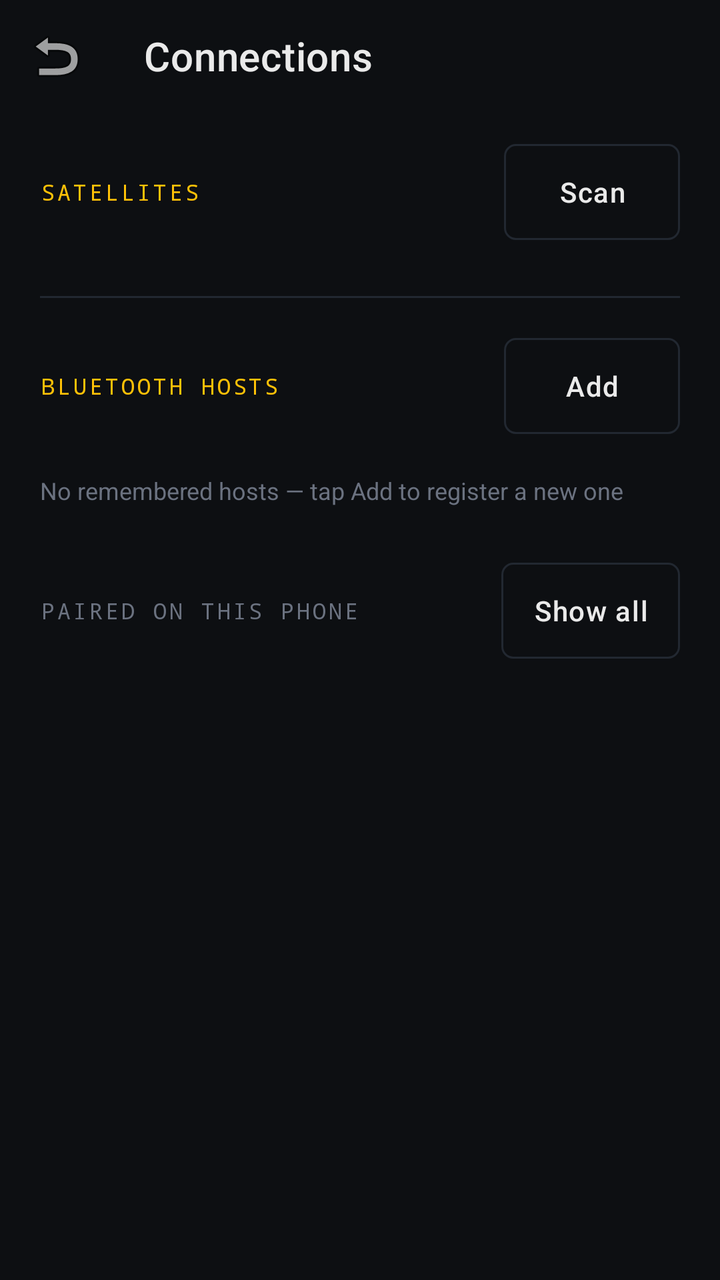
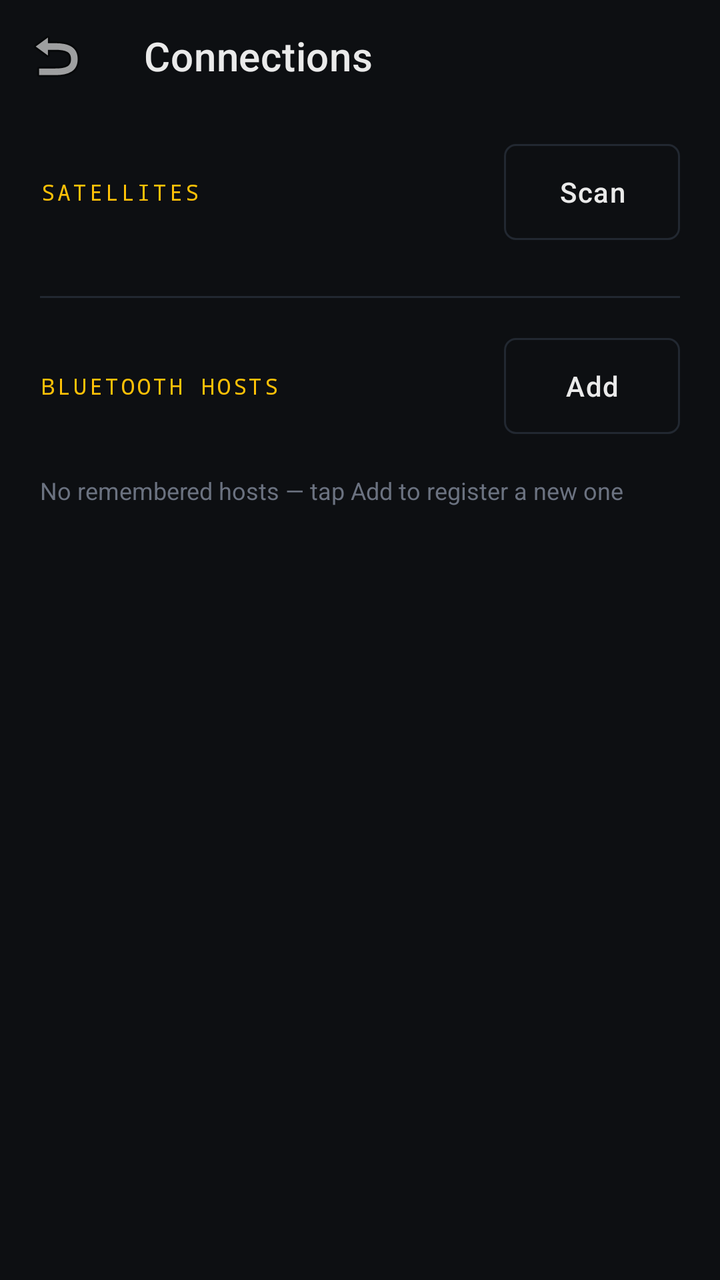

Before-and-after screenshots of an Android layout around one commit, followed by the original layout XML and the change that was made.
<!-- AndroidManifest.xml: activity theme Theme.Dish -->
<!-- res/layout/activity_connections.xml -->
<?xml version="1.0" encoding="utf-8"?>
<LinearLayout xmlns:android="http://schemas.android.com/apk/res/android"
    xmlns:app="http://schemas.android.com/apk/res-auto"
    android:layout_width="match_parent"
    android:layout_height="match_parent"
    android:orientation="vertical"
    android:background="@color/colorBackground"
    android:fitsSystemWindows="true">

    <com.google.android.material.appbar.MaterialToolbar
        android:id="@+id/toolbar"
        android:layout_width="match_parent"
        android:layout_height="?attr/actionBarSize"
        android:background="@color/colorBackground"
        app:title="Connections"
        app:titleTextColor="@color/colorOnSurface"
        app:navigationIcon="@android:drawable/ic_menu_revert" />

    <androidx.core.widget.NestedScrollView
        android:layout_width="match_parent"
        android:layout_height="0dp"
        android:layout_weight="1"
        android:paddingHorizontal="20dp"
        android:paddingVertical="16dp">

        <LinearLayout
            android:layout_width="match_parent"
            android:layout_height="wrap_content"
            android:orientation="vertical">

            
            <LinearLayout
                android:layout_width="match_parent"
                android:layout_height="wrap_content"
                android:orientation="horizontal"
                android:gravity="center_vertical">

                <TextView
                    android:layout_width="0dp"
                    android:layout_height="wrap_content"
                    android:layout_weight="1"
                    android:text="SATELLITES"
                    android:textColor="@color/colorPrimary"
                    android:textSize="11sp"
                    android:fontFamily="monospace"
                    android:letterSpacing="0.12" />

                <com.google.android.material.button.MaterialButton
                    android:id="@+id/btnSatelliteScan"
                    style="@style/Widget.Dish.Button.Outlined"
                    android:layout_width="wrap_content"
                    android:layout_height="wrap_content"
                    android:text="Scan"
                    android:textAllCaps="false" />
            </LinearLayout>

            <LinearLayout
                android:id="@+id/llSatelliteList"
                android:layout_width="match_parent"
                android:layout_height="wrap_content"
                android:orientation="vertical"
                android:paddingTop="8dp" />

            <TextView
                android:id="@+id/tvSatelliteEmpty"
                android:layout_width="match_parent"
                android:layout_height="wrap_content"
                android:text="Tap Scan to find satellites on your network"
                android:textColor="@color/colorMuted"
                android:textSize="12sp"
                android:paddingVertical="12dp"
                android:visibility="gone" />

            <View
                android:layout_width="match_parent"
                android:layout_height="1dp"
                android:layout_marginVertical="20dp"
                android:background="@color/colorOutline" />

            
            <LinearLayout
                android:layout_width="match_parent"
                android:layout_height="wrap_content"
                android:orientation="horizontal"
                android:gravity="center_vertical">

                <TextView
                    android:layout_width="0dp"
                    android:layout_height="wrap_content"
                    android:layout_weight="1"
                    android:text="BLUETOOTH HOSTS"
                    android:textColor="@color/colorPrimary"
                    android:textSize="11sp"
                    android:fontFamily="monospace"
                    android:letterSpacing="0.12" />

                <com.google.android.material.button.MaterialButton
                    android:id="@+id/btnBtAdd"
                    style="@style/Widget.Dish.Button.Outlined"
                    android:layout_width="wrap_content"
                    android:layout_height="wrap_content"
                    android:text="Add"
                    android:textAllCaps="false" />
            </LinearLayout>

            <LinearLayout
                android:id="@+id/llBtList"
                android:layout_width="match_parent"
                android:layout_height="wrap_content"
                android:orientation="vertical"
                android:paddingTop="8dp" />

            <TextView
                android:id="@+id/tvBtEmpty"
                android:layout_width="match_parent"
                android:layout_height="wrap_content"
                android:text="No remembered hosts — tap Add to register a new one"
                android:textColor="@color/colorMuted"
                android:textSize="12sp"
                android:paddingVertical="12dp" />

            
            <LinearLayout
                android:id="@+id/llBondedHeader"
                android:layout_width="match_parent"
                android:layout_height="wrap_content"
                android:orientation="horizontal"
                android:gravity="center_vertical"
                android:layout_marginTop="16dp">

                <TextView
                    android:layout_width="0dp"
                    android:layout_height="wrap_content"
                    android:layout_weight="1"
                    android:text="PAIRED ON THIS PHONE"
                    android:textColor="@color/colorMuted"
                    android:textSize="11sp"
                    android:fontFamily="monospace"
                    android:letterSpacing="0.12" />

                <com.google.android.material.button.MaterialButton
                    android:id="@+id/btnBondedShowAll"
                    style="@style/Widget.Dish.Button.Outlined"
                    android:layout_width="wrap_content"
                    android:layout_height="wrap_content"
                    android:text="Show all"
                    android:textAllCaps="false" />
            </LinearLayout>

            <LinearLayout
                android:id="@+id/llBondedList"
                android:layout_width="match_parent"
                android:layout_height="wrap_content"
                android:orientation="vertical"
                android:paddingTop="8dp" />

            <TextView
                android:id="@+id/tvBondedEmpty"
                android:layout_width="match_parent"
                android:layout_height="wrap_content"
                android:text="No additional paired devices on this phone"
                android:textColor="@color/colorMuted"
                android:textSize="12sp"
                android:paddingVertical="12dp"
                android:visibility="gone" />

            <TextView
                android:id="@+id/tvBondedHint"
                android:layout_width="match_parent"
                android:layout_height="wrap_content"
                android:text="Most devices here aren't gamepad hosts — try Claim only if you're sure."
                android:textColor="@color/colorMuted"
                android:textSize="11sp"
                android:paddingVertical="4dp"
                android:visibility="gone" />

            <LinearLayout
                android:id="@+id/llBondedPermission"
                android:layout_width="match_parent"
                android:layout_height="wrap_content"
                android:orientation="horizontal"
                android:gravity="center_vertical"
                android:visibility="gone"
                android:paddingVertical="8dp">

                <TextView
                    android:layout_width="0dp"
                    android:layout_height="wrap_content"
                    android:layout_weight="1"
                    android:text="Allow Bluetooth permission to see paired hosts"
                    android:textColor="@color/colorMuted"
                    android:textSize="12sp" />

                <com.google.android.material.button.MaterialButton
                    android:id="@+id/btnBondedGrant"
                    style="@style/Widget.Dish.Button.Outlined"
                    android:layout_width="wrap_content"
                    android:layout_height="wrap_content"
                    android:text="Grant"
                    android:textAllCaps="false" />
            </LinearLayout>
        </LinearLayout>
    </androidx.core.widget.NestedScrollView>
</LinearLayout>
<!-- resources referenced by this layout -->
<resources>
  <color name="colorBackground">#0D0F12</color>
  <color name="colorMuted">#6B7280</color>
  <color name="colorOnSurface">#EAEAEA</color>
  <color name="colorOutline">#222831</color>
  <color name="colorPrimary">#FFC107</color>
  <style name="Widget.Dish.Button.Outlined" parent="Widget.MaterialComponents.Button.OutlinedButton">
          <item name="backgroundTint">@android:color/transparent</item>
          <item name="android:textColor">@color/colorOnSurface</item>
          <item name="strokeColor">@color/colorOutline</item>
          <item name="strokeWidth">1dp</item>
          <item name="android:textAllCaps">true</item>
          <item name="android:letterSpacing">0.04</item>
          <item name="cornerRadius">6dp</item>
          <item name="android:insetTop">0dp</item>
          <item name="android:insetBottom">0dp</item>
          <item name="rippleColor">@color/colorPrimaryDark</item>
      </style>
  <style name="Theme.Dish" parent="Theme.MaterialComponents.DayNight.NoActionBar">
          <item name="colorPrimary">@color/colorPrimary</item>
          <item name="colorPrimaryVariant">@color/colorPrimaryDark</item>
          <item name="colorOnPrimary">@color/colorOnPrimary</item>
          <item name="colorSecondary">@color/colorPrimaryMid</item>
          <item name="colorSecondaryVariant">@color/colorPrimaryDark</item>
          <item name="colorOnSecondary">@color/colorOnSurface</item>
          <item name="colorSurface">@color/colorSurface</item>
          <item name="colorOnSurface">@color/colorOnSurface</item>
          <item name="colorError">@color/colorError</item>
          <item name="android:colorBackground">@color/colorBackground</item>
          <item name="android:windowBackground">@color/colorBackground</item>
          <item name="android:statusBarColor">@color/colorBackground</item>
          <item name="android:navigationBarColor">@color/colorBackground</item>
          
          <item name="materialButtonStyle">@style/Widget.Dish.Button</item>
      </style>
  <color name="colorPrimaryDark">#A65F1E</color>
  <color name="colorOnPrimary">#0D0F12</color>
  <color name="colorPrimaryMid">#C27A2C</color>
  <color name="colorSurface">#161A1F</color>
  <color name="colorError">#E74C3C</color>
  <style name="Widget.Dish.Button" parent="Widget.MaterialComponents.Button">
          <item name="backgroundTint">@color/colorPrimaryDark</item>
          <item name="android:textColor">@color/colorOnSurface</item>
          <item name="android:textAllCaps">true</item>
          <item name="android:letterSpacing">0.04</item>
          <item name="cornerRadius">6dp</item>
          <item name="android:insetTop">0dp</item>
          <item name="android:insetBottom">0dp</item>
          <item name="rippleColor">@color/colorPrimaryMid</item>
      </style>
</resources>

<!-- the commit's change to res/layout/activity_connections.xml (unified diff, before → after) -->
@@ -119,86 +119,6 @@
                 android:textSize="12sp"
                 android:paddingVertical="12dp" />
 
-            
-            <LinearLayout
-                android:id="@+id/llBondedHeader"
-                android:layout_width="match_parent"
-                android:layout_height="wrap_content"
-                android:orientation="horizontal"
-                android:gravity="center_vertical"
-                android:layout_marginTop="16dp">
-
-                <TextView
-                    android:layout_width="0dp"
-                    android:layout_height="wrap_content"
-                    android:layout_weight="1"
-                    android:text="PAIRED ON THIS PHONE"
-                    android:textColor="@color/colorMuted"
-                    android:textSize="11sp"
-                    android:fontFamily="monospace"
-                    android:letterSpacing="0.12" />
-
-                <com.google.android.material.button.MaterialButton
-                    android:id="@+id/btnBondedShowAll"
-                    style="@style/Widget.Dish.Button.Outlined"
-                    android:layout_width="wrap_content"
-                    android:layout_height="wrap_content"
-                    android:text="Show all"
-                    android:textAllCaps="false" />
-            </LinearLayout>
-
-            <LinearLayout
-                android:id="@+id/llBondedList"
-                android:layout_width="match_parent"
-                android:layout_height="wrap_content"
-                android:orientation="vertical"
-                android:paddingTop="8dp" />
-
-            <TextView
-                android:id="@+id/tvBondedEmpty"
-                android:layout_width="match_parent"
-                android:layout_height="wrap_content"
-                android:text="No additional paired devices on this phone"
-                android:textColor="@color/colorMuted"
-                android:textSize="12sp"
-                android:paddingVertical="12dp"
-                android:visibility="gone" />
-
-            <TextView
-                android:id="@+id/tvBondedHint"
-                android:layout_width="match_parent"
-                android:layout_height="wrap_content"
-                android:text="Most devices here aren't gamepad hosts — try Claim only if you're sure."
-                android:textColor="@color/colorMuted"
-                android:textSize="11sp"
-                android:paddingVertical="4dp"
-                android:visibility="gone" />
-
-            <LinearLayout
-                android:id="@+id/llBondedPermission"
-                android:layout_width="match_parent"
-                android:layout_height="wrap_content"
-                android:orientation="horizontal"
-                android:gravity="center_vertical"
-                android:visibility="gone"
-                android:paddingVertical="8dp">
-
-                <TextView
-                    android:layout_width="0dp"
-                    android:layout_height="wrap_content"
-                    android:layout_weight="1"
-                    android:text="Allow Bluetooth permission to see paired hosts"
-                    android:textColor="@color/colorMuted"
-                    android:textSize="12sp" />
-
-                <com.google.android.material.button.MaterialButton
-                    android:id="@+id/btnBondedGrant"
-                    style="@style/Widget.Dish.Button.Outlined"
-                    android:layout_width="wrap_content"
-                    android:layout_height="wrap_content"
-                    android:text="Grant"
-                    android:textAllCaps="false" />
-            </LinearLayout>
         </LinearLayout>
     </androidx.core.widget.NestedScrollView>
 </LinearLayout>
